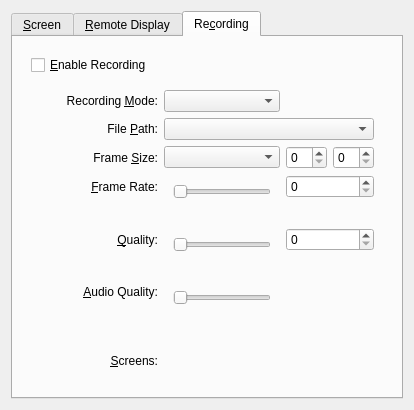
Qt form vbox/src/VBox/Frontends/VirtualBox/src/settings/machine/UIMachineSettingsDisplay.ui (jljuxgm/vboxgit) before a commit.
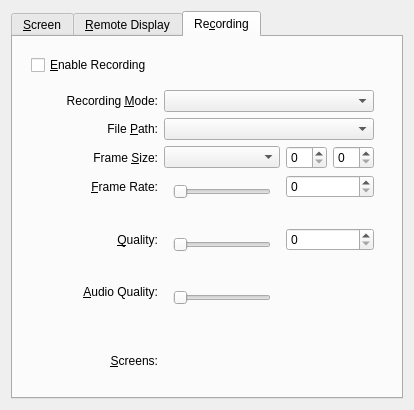
The same form after that commit. The open tabs and pages were chosen to show the change. Custom widgets are drawn as their Qt base class.

Commit message:
commit_76151 ------------------------------------------------------------------------ r76151 | vboxsync | 2018-12-11 16:07:06 +0800 (Tue, 11 Dec 2018) | 1 line
FE/Qt: bugref:9012. Widen the recording mode combo box to 3 columns
------------------------------------------------------------------------

Patch:
```diff
--- a/vbox/src/VBox/Frontends/VirtualBox/src/settings/machine/UIMachineSettingsDisplay.ui
+++ b/vbox/src/VBox/Frontends/VirtualBox/src/settings/machine/UIMachineSettingsDisplay.ui
@@ -475,7 +475,7 @@
                </property>
               </widget>
              </item>
-             <item row="0" column="1" colspan="1">
+             <item row="0" column="1" colspan="3">
               <widget class="QComboBox" name="m_pComboBoxCaptureMode">
                <property name="whatsThis">
                 <string>Stores the recording mode.</string>
```
